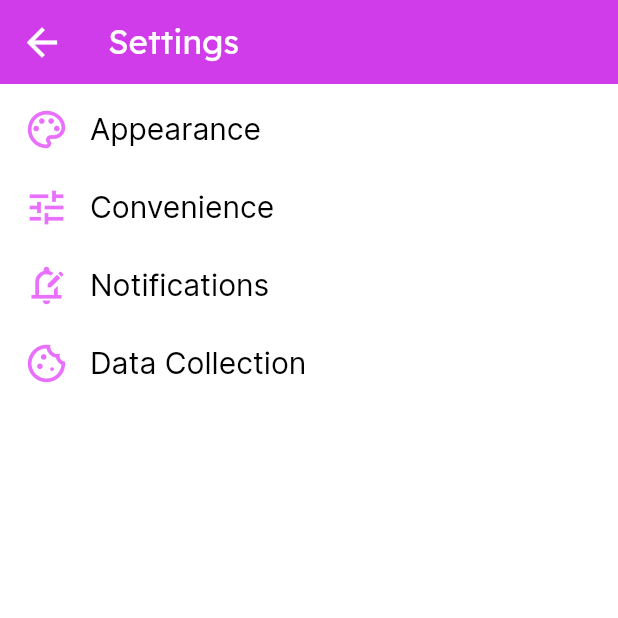
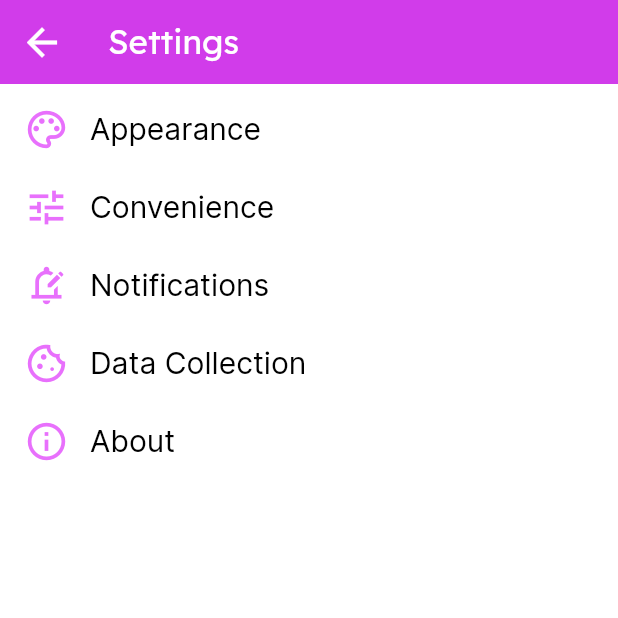
Before and after one commit to App-Elevate/AUT.aplikace-legacy, a Flutter app: the SettingsScreen screen opened directly, on a phone screen of 412 x 824 dp, the top half of it. Run offline on Flutter 3.47's test engine with Material 3 defaults, Android fonts, the phone set to English and light mode, and no system bars; our stand-ins replace awesome_notifications, firebase_analytics, firebase_core, firebase_crashlytics, flutter_secure_storage, flutter_svg and 10 more; missing offline and left inert: background_fetch, canteenlib, enum_to_string, icons_flutter; accounts and stored records are empty; statements that could not run were skipped; project files that could hold a hidden picture were left out.

Commit message:
add about list tile to settings page

```diff
--- a/lib/pages_new/settings.dart
+++ b/lib/pages_new/settings.dart
@@ -1,4 +1,5 @@
 import 'package:autojidelna/classes_enums/spacing.dart';
+import 'package:autojidelna/pages_new/about.dart';
 import 'package:autojidelna/pages_new/appearance.dart';
 import 'package:autojidelna/pages_new/convenience.dart';
 import 'package:autojidelna/pages_new/data_collection.dart';
@@ -37,6 +38,11 @@ class SettingsScreen extends StatelessWidget {
             title: const Text("Data Collection"),
             onTap: () => Navigator.of(context).push(MaterialPageRoute(builder: (context) => const DataCollectionScreen())),
           ),
+          ListTile(
+            leading: const Icon(Icons.info_outline),
+            title: const Text("About"),
+            onTap: () => Navigator.of(context).push(MaterialPageRoute(builder: (context) => const AboutScreen())),
+          ),
         ],
       ),
     );
```
